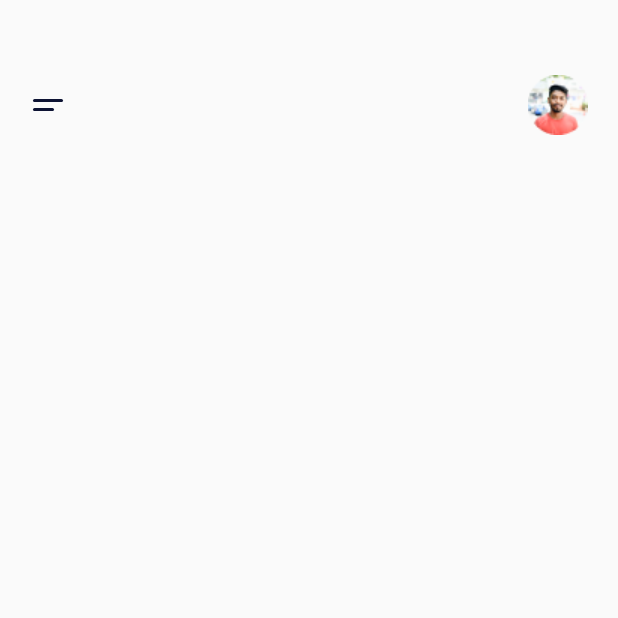
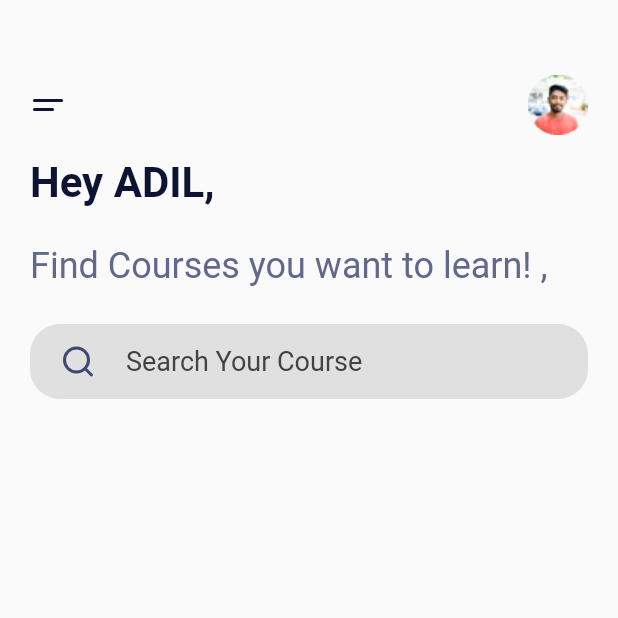
Before and after one commit to Adil-Rangila/course_ui, a Flutter app: the screen it shows after launch, on a phone screen of 412 x 824 dp, the top half of it. Run offline on Flutter 3.47's test engine with Material 2 defaults, Android fonts, the phone set to English and light mode, and no system bars; our stand-ins replace flutter_svg.

Commit message:
titile and search bar is created

```diff
--- a/lib/constants.dart
+++ b/lib/constants.dart
@@ -15,7 +15,6 @@ const kHeadingextStyle = TextStyle(
 const kSubHeadingextStyle = TextStyle(
   fontSize: 24,
   color: Color(0xFF61688B),
-  height: 2,
 );
 
 const kTitleTextStyle = TextStyle(
--- a/lib/main.dart
+++ b/lib/main.dart
@@ -1,3 +1,5 @@
+import 'package:course_ui/constants.dart';
+import 'package:flutter/cupertino.dart';
 import 'package:flutter/material.dart';
 import 'package:flutter_svg/flutter_svg.dart';
 
@@ -23,6 +25,7 @@ class HomePage extends StatelessWidget {
       body: Padding(
         padding: const EdgeInsets.only(left: 20.0, top: 50.0, right: 20.0),
         child: Column(
+          crossAxisAlignment: CrossAxisAlignment.start,
           children: <Widget>[
             Row(
               mainAxisAlignment: MainAxisAlignment.spaceBetween,
@@ -31,6 +34,43 @@ class HomePage extends StatelessWidget {
                 Image.asset('assets/images/user.png'),
               ],
             ),
+            SizedBox(
+              height: 15.0,
+            ),
+            Text(
+              'Hey ADIL,',
+              style: kHeadingextStyle,
+            ),
+            SizedBox(
+              height: 25.0,
+            ),
+            Text(
+              'Find Courses you want to learn! ,',
+              style: kSubHeadingextStyle,
+            ),
+            Container(
+              padding: EdgeInsets.only(left: 20.0),
+              margin: EdgeInsets.symmetric(vertical: 25.0),
+              height: 50.0,
+              width: double.infinity,
+              decoration: BoxDecoration(
+                borderRadius: BorderRadius.circular(20.0),
+                color: Color(0xffe0e0e0),
+              ),
+              child: Row(
+                children: <Widget>[
+                  SvgPicture.asset('assets/icons/search.svg'),
+                  SizedBox(width: 20.0,),
+                  Text(
+                    'Search Your Course',
+                    style: TextStyle(
+                      fontSize: 18.0,
+                      color: Color(0xff424242),
+                    ),
+                  ),
+                ],
+              ),
+            ),
           ],
         ),
       ),
```
